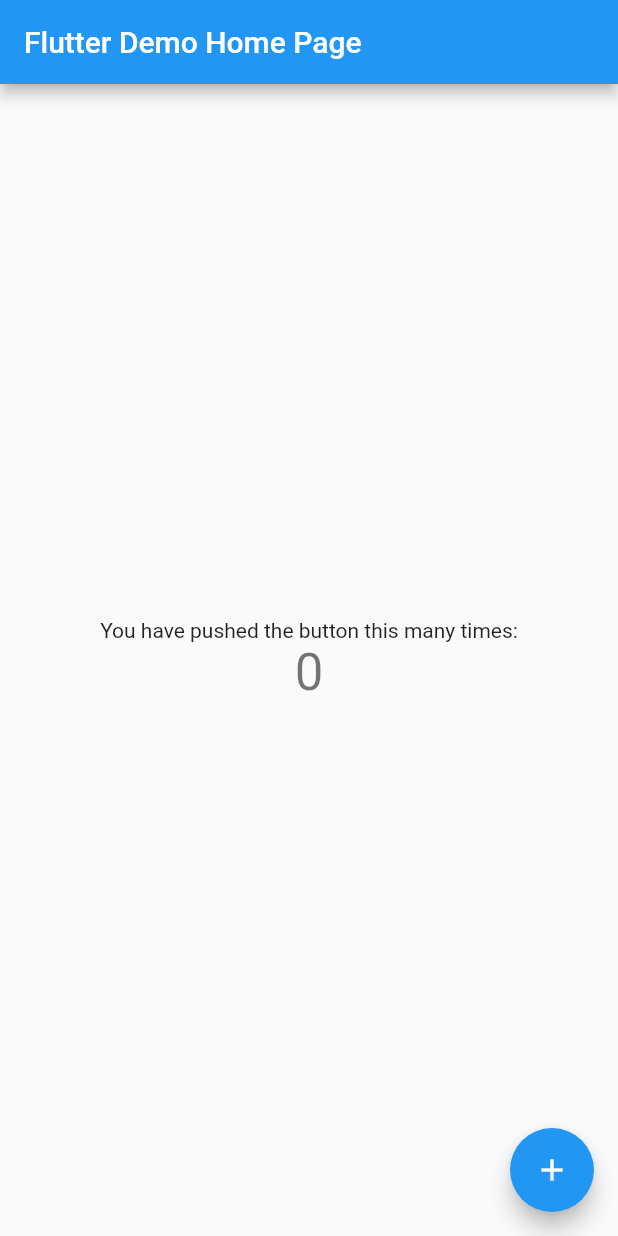
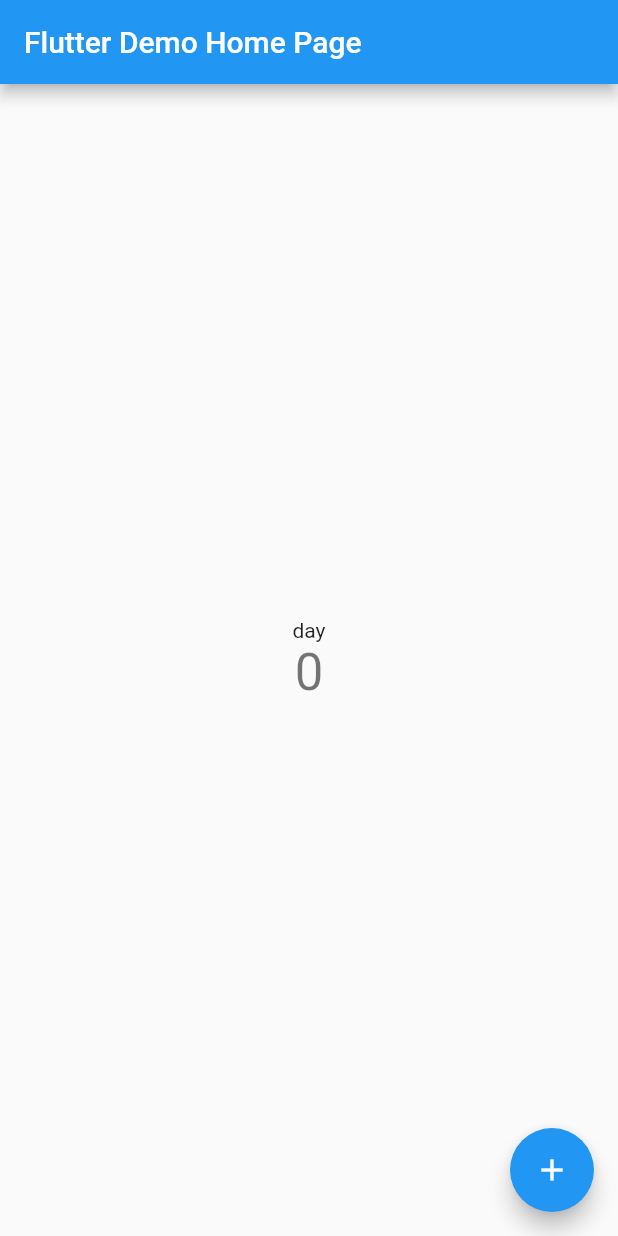
Before and after one commit to buivanday96/flutter, a Flutter app: the screen it shows after launch, on a phone screen of 412 x 824 dp. Run offline on Flutter 3.47's test engine with Material 2 defaults, Android fonts, the phone set to English and light mode, and no system bars.

Commit message:
second commit

```diff
--- a/lib/main.dart
+++ b/lib/main.dart
@@ -9,15 +9,7 @@ class MyApp extends StatelessWidget {
     return MaterialApp(
       title: 'Flutter Demo',
       theme: ThemeData(
-        // This is the theme of your application.
-        //
-        // Try running your application with "flutter run". You'll see the
-        // application has a blue toolbar. Then, without quitting the app, try
-        // changing the primarySwatch below to Colors.green and then invoke
-        // "hot reload" (press "r" in the console where you ran "flutter run",
-        // or simply save your changes to "hot reload" in a Flutter IDE).
-        // Notice that the counter didn't reset back to zero; the application
-        // is not restarted.
+
         primarySwatch: Colors.blue,
       ),
       home: MyHomePage(title: 'Flutter Demo Home Page'),
@@ -28,14 +20,7 @@ class MyApp extends StatelessWidget {
 class MyHomePage extends StatefulWidget {
   MyHomePage({Key key, this.title}) : super(key: key);
 
-  // This widget is the home page of your application. It is stateful, meaning
-  // that it has a State object (defined below) that contains fields that affect
-  // how it looks.
 
-  // This class is the configuration for the state. It holds the values (in this
-  // case the title) provided by the parent (in this case the App widget) and
-  // used by the build method of the State. Fields in a Widget subclass are
-  // always marked "final".
 
   final String title;
 
@@ -48,51 +33,27 @@ class _MyHomePageState extends State<MyHomePage> {
 
   void _incrementCounter() {
     setState(() {
-      // This call to setState tells the Flutter framework that something has
-      // changed in this State, which causes it to rerun the build method below
-      // so that the display can reflect the updated values. If we changed
-      // _counter without calling setState(), then the build method would not be
-      // called again, and so nothing would appear to happen.
+
       _counter++;
     });
   }
 
   @override
   Widget build(BuildContext context) {
-    // This method is rerun every time setState is called, for instance as done
-    // by the _incrementCounter method above.
-    //
-    // The Flutter framework has been optimized to make rerunning build methods
-    // fast, so that you can just rebuild anything that needs updating rather
-    // than having to individually change instances of widgets.
+
     return Scaffold(
       appBar: AppBar(
-        // Here we take the value from the MyHomePage object that was created by
-        // the App.build method, and use it to set our appbar title.
+
         title: Text(widget.title),
       ),
       body: Center(
-        // Center is a layout widget. It takes a single child and positions it
-        // in the middle of the parent.
+
         child: Column(
-          // Column is also layout widget. It takes a list of children and
-          // arranges them vertically. By default, it sizes itself to fit its
-          // children horizontally, and tries to be as tall as its parent.
-          //
-          // Invoke "debug painting" (press "p" in the console, choose the
-          // "Toggle Debug Paint" action from the Flutter Inspector in Android
-          // Studio, or the "Toggle Debug Paint" command in Visual Studio Code)
-          // to see the wireframe for each widget.
-          //
-          // Column has various properties to control how it sizes itself and
-          // how it positions its children. Here we use mainAxisAlignment to
-          // center the children vertically; the main axis here is the vertical
-          // axis because Columns are vertical (the cross axis would be
-          // horizontal).
+
           mainAxisAlignment: MainAxisAlignment.center,
           children: <Widget>[
             Text(
-              'You have pushed the button this many times:',
+              'day',
             ),
             Text(
               '$_counter',
@@ -105,7 +66,7 @@ class _MyHomePageState extends State<MyHomePage> {
         onPressed: _incrementCounter,
         tooltip: 'Increment',
         child: Icon(Icons.add),
-      ), // This trailing comma makes auto-formatting nicer for build methods.
+      ),
     );
   }
 }
```
